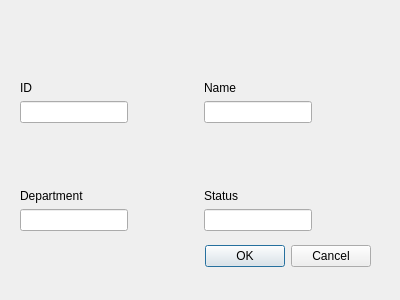
The window that searchdialog.ui (ychen745/DBConnection) describes before a commit, drawn with Qt 5.
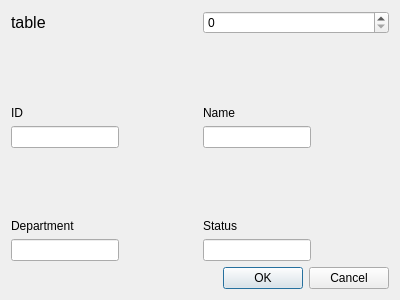
The same window after the commit.

```diff
--- a/searchdialog.ui
+++ b/searchdialog.ui
@@ -10,34 +10,39 @@
     <height>300</height>
    </rect>
   </property>
+  <property name="minimumSize">
+   <size>
+    <width>400</width>
+    <height>300</height>
+   </size>
+  </property>
   <property name="windowTitle">
    <string>Dialog</string>
   </property>
-  <widget class="QDialogButtonBox" name="buttonBox">
-   <property name="geometry">
-    <rect>
-     <x>30</x>
-     <y>240</y>
-     <width>341</width>
-     <height>32</height>
-    </rect>
-   </property>
-   <property name="orientation">
-    <enum>Qt::Horizontal</enum>
-   </property>
-   <property name="standardButtons">
-    <set>QDialogButtonBox::Cancel|QDialogButtonBox::Ok</set>
-   </property>
-  </widget>
-  <widget class="QWidget" name="gridLayoutWidget">
-   <property name="geometry">
-    <rect>
-     <x>20</x>
-     <y>20</y>
-     <width>361</width>
-     <height>211</height>
-    </rect>
-   </property>
+  <layout class="QVBoxLayout" name="verticalLayout_6">
+   <item>
+    <layout class="QHBoxLayout" name="horizontalLayout_2">
+     <property name="topMargin">
+      <number>0</number>
+     </property>
+     <item>
+      <widget class="QLabel" name="label_5">
+       <property name="font">
+        <font>
+         <pointsize>12</pointsize>
+        </font>
+       </property>
+       <property name="text">
+        <string>table</string>
+       </property>
+      </widget>
+     </item>
+     <item>
+      <widget class="QSpinBox" name="tableNameSpinBox"/>
+     </item>
+    </layout>
+   </item>
+   <item>
    <layout class="QGridLayout" name="gridLayout">
     <item row="1" column="1">
      <layout class="QVBoxLayout" name="verticalLayout_4">
@@ -216,7 +221,18 @@
      </layout>
     </item>
    </layout>
-  </widget>
+   </item>
+   <item>
+    <widget class="QDialogButtonBox" name="buttonBox">
+     <property name="orientation">
+      <enum>Qt::Horizontal</enum>
+     </property>
+     <property name="standardButtons">
+      <set>QDialogButtonBox::Cancel|QDialogButtonBox::Ok</set>
+     </property>
+    </widget>
+   </item>
+  </layout>
  </widget>
  <resources/>
  <connections>
```
Lines whose indentation alone changed are shown as unchanged.
